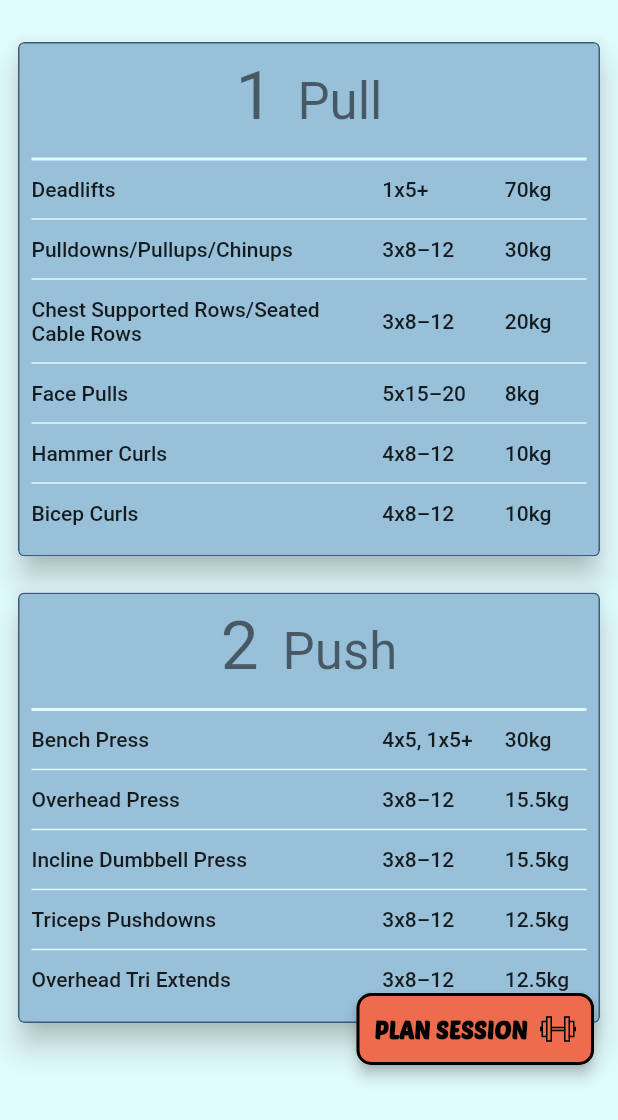
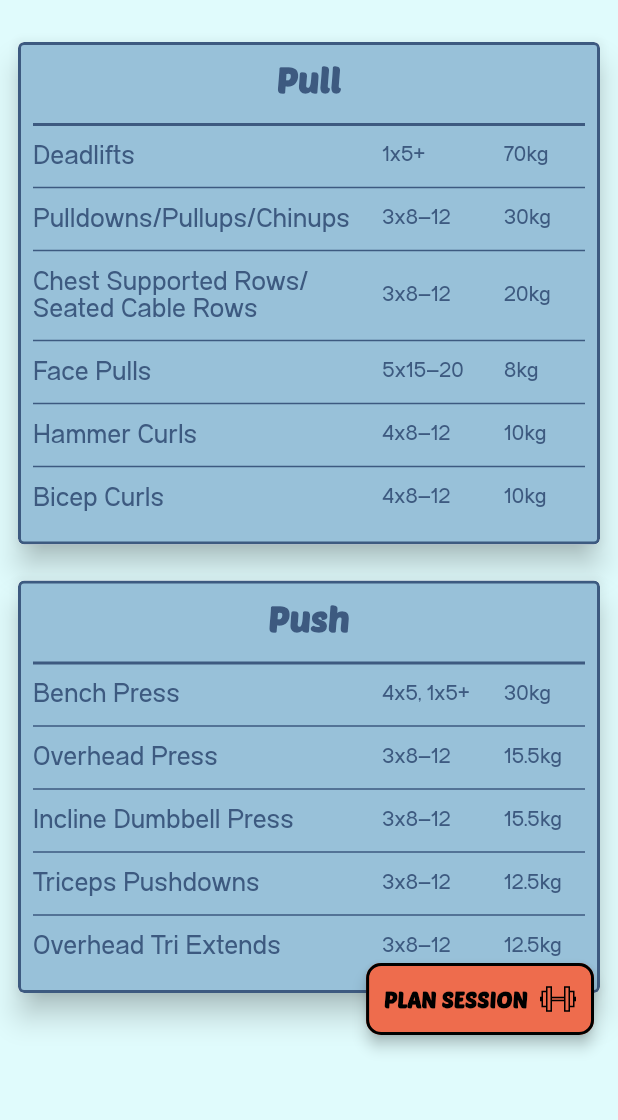
Before and after one commit to JPUF/ppl_course, a Flutter app: the screen it shows after launch, on a phone screen of 412 x 824 dp. Shown: the top 1120 px of the screen. Run offline on Flutter 3.47's test engine with Material 2 defaults, Android fonts, the phone set to English and light mode, and no system bars; our stand-ins replace bloc, flutter_bloc, flutter_svg, page_transition.

Commit message:
Custom font styles

```diff
--- a/lib/presentation/pages/home/exercise_widget.dart
+++ b/lib/presentation/pages/home/exercise_widget.dart
@@ -1,5 +1,6 @@
 import 'package:flutter/material.dart';
 import 'package:ppl_course/data/models/exercise/exercise.dart';
+import 'package:ppl_course/res/styles/app_text_styles.dart';
 
 class ExerciseWidget extends StatefulWidget {
   const ExerciseWidget({Key? key, required this.exercise}) : super(key: key);
@@ -21,16 +22,16 @@ class _ExerciseWidgetState extends State<ExerciseWidget> {
           Expanded(
               flex: 8,
               child: Text(widget.exercise.name,
-                  style: Theme.of(context).textTheme.bodyText1)),
+                  style: AppTextStyles.body15)),
           const SizedBox(width: 16),
           Expanded(
               flex: 3,
               child: Text(widget.exercise.setsReps.toString(),
-                  style: Theme.of(context).textTheme.bodyText1)),
+                  style: AppTextStyles.body12)),
           Expanded(
               flex: 2,
               child: Text(widget.exercise.weight?.toString() ?? 'N/A',
-                  style: Theme.of(context).textTheme.bodyText1))
+                  style: AppTextStyles.body12))
         ],
       ),
     );
--- a/lib/presentation/pages/home/placeholder_widget.dart
+++ b/lib/presentation/pages/home/placeholder_widget.dart
@@ -1,5 +1,6 @@
 import 'package:flutter/material.dart';
 import 'package:ppl_course/res/color/colors.dart';
+import 'package:ppl_course/res/styles/app_text_styles.dart';
 
 class PlaceholderWidget extends StatefulWidget {
   const PlaceholderWidget({Key? key, required this.text, required this.onTap})
@@ -29,7 +30,7 @@ class _PlaceholderWidgetState extends State<PlaceholderWidget> {
               padding: const EdgeInsets.all(16.0),
               child: Text(
                 widget.text,
-                style: Theme.of(context).textTheme.bodyText1,
+                style: AppTextStyles.body15,
                 textAlign: TextAlign.center,
               ),
             ),
--- a/lib/presentation/pages/home/session_widget.dart
+++ b/lib/presentation/pages/home/session_widget.dart
@@ -2,6 +2,7 @@ import 'package:flutter/material.dart';
 import 'package:ppl_course/data/models/cycle/session.dart';
 import 'package:ppl_course/presentation/pages/home/exercise_widget.dart';
 import 'package:ppl_course/res/color/colors.dart';
+import 'package:ppl_course/res/styles/app_text_styles.dart';
 
 class SessionWidget extends StatefulWidget {
   const SessionWidget({Key? key, required this.session}) : super(key: key);
@@ -15,7 +16,7 @@ class SessionWidget extends StatefulWidget {
       if (exercise != session.exercises.last) {
         exerciseWidgets.add(Padding(
           padding: const EdgeInsets.symmetric(horizontal: 8),
-          child: Divider(color: AppColor.light, thickness: 1),
+          child: Divider(color: AppColor.dark, thickness: 1),
         ));
       }
     }
@@ -27,7 +28,6 @@ class SessionWidget extends StatefulWidget {
 }
 
 class _SessionWidgetState extends State<SessionWidget> {
-
   @override
   Widget build(BuildContext context) {
     return Padding(
@@ -39,7 +39,7 @@ class _SessionWidgetState extends State<SessionWidget> {
           width: double.infinity,
           decoration: BoxDecoration(
               color: AppColor.secondary,
-              border: Border.all(color: AppColor.dark),
+              border: Border.all(color: AppColor.dark, width: 2),
               borderRadius: BorderRadius.circular(4)),
           child: Column(
             children: [
@@ -50,17 +50,14 @@ class _SessionWidgetState extends State<SessionWidget> {
                   mainAxisAlignment: MainAxisAlignment.center,
                   crossAxisAlignment: CrossAxisAlignment.baseline,
                   children: [
-                    Text('${widget.session.sessionNumber}',
-                        style: Theme.of(context).textTheme.headline3),
-                    const SizedBox(width: 16),
                     Text(widget.session.type.toSessionString(),
-                        style: Theme.of(context).textTheme.headline4)
+                        style: AppTextStyles.headline3)
                   ],
                 ),
               ),
               Padding(
                 padding: const EdgeInsets.symmetric(horizontal: 8),
-                child: Divider(color: AppColor.light, thickness: 2),
+                child: Divider(color: AppColor.dark, thickness: 2),
               ),
               Column(children: widget.buildExerciseList()),
               const SizedBox(height: 16),
--- a/lib/res/styles/app_text_styles.dart
+++ b/lib/res/styles/app_text_styles.dart
@@ -4,11 +4,31 @@ import 'package:ppl_course/res/color/colors.dart';
 class AppTextStyles {
   static TextStyle button = TextStyle(
       color: AppColor.black,
-      fontSize: 16.0,
+      fontSize: 15.0,
+      fontWeight: FontWeight.bold,
+      fontFamily: AppFontFamilies.poetsen);
+
+  static TextStyle body15 = TextStyle(
+      color: AppColor.dark,
+      fontSize: 15.0,
+      fontWeight: FontWeight.normal,
+      height: 1.2,
+      fontFamily: AppFontFamilies.andala);
+
+  static TextStyle body12 = TextStyle(
+      color: AppColor.dark,
+      fontSize: 12.0,
+      fontWeight: FontWeight.normal,
+      fontFamily: AppFontFamilies.andala);
+
+  static TextStyle headline3 = TextStyle(
+      color: AppColor.dark,
+      fontSize: 24.0,
       fontWeight: FontWeight.bold,
       fontFamily: AppFontFamilies.poetsen);
 }
 
 class AppFontFamilies {
   static String poetsen = 'Poetsen One';
+  static String andala = 'Andala';
 }
```
Also changed, not shown: pubspec.yaml (+10 -0 lines).
